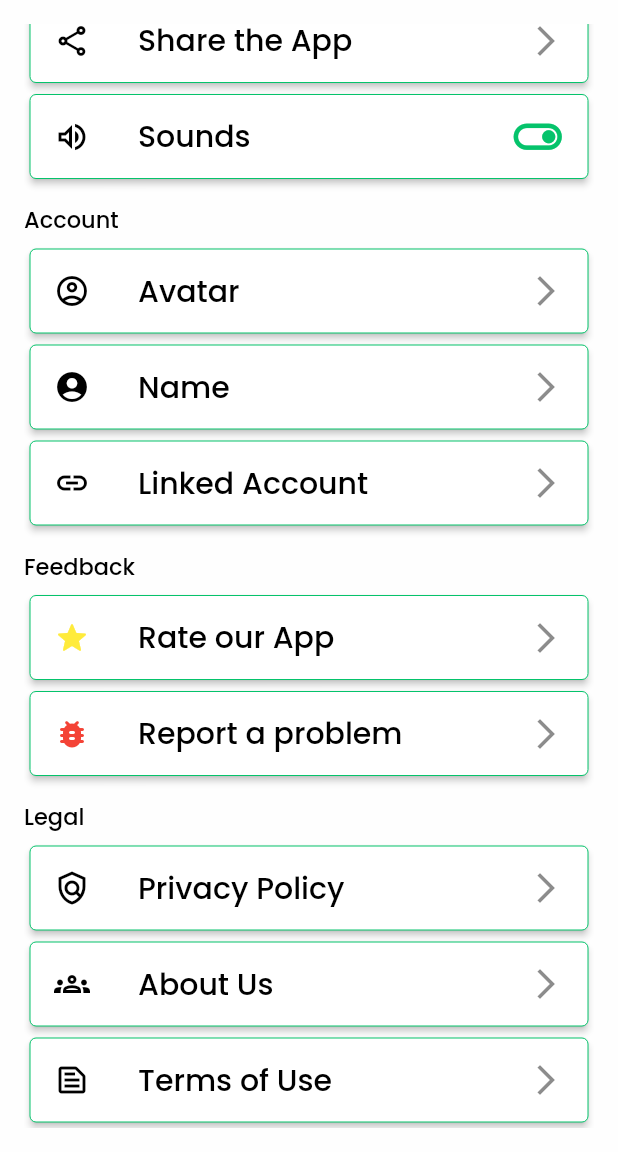
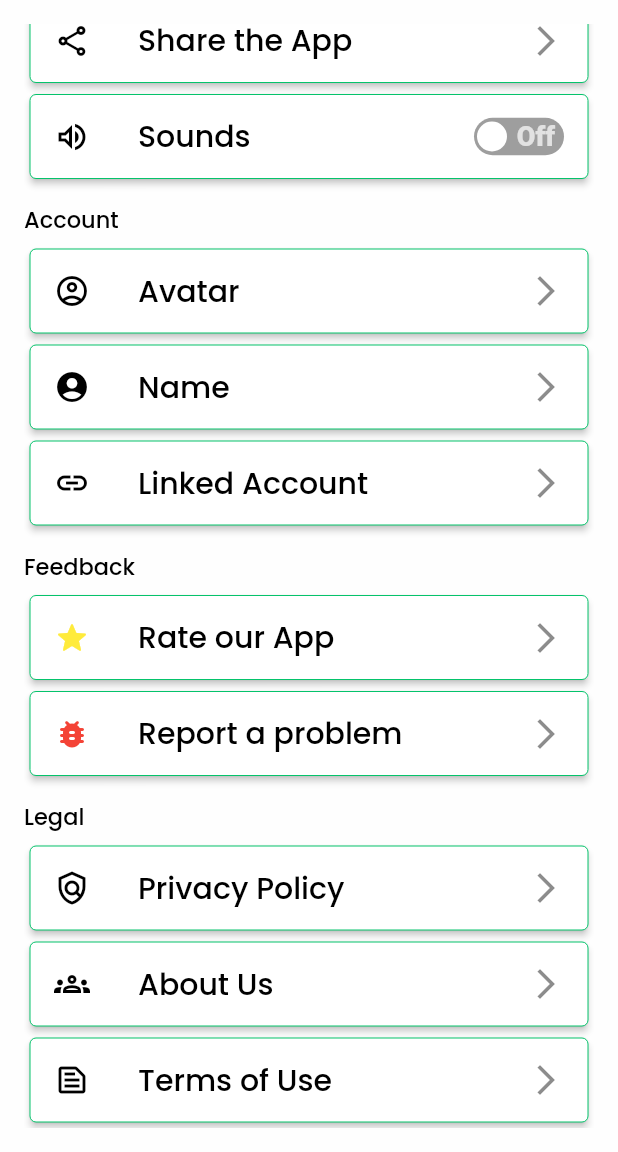
Before and after one commit to jelloalmoite/investor-quiz-app, a Flutter app: the SettingsPage screen opened directly, scrolled down 48 dp, after a tap on "Sounds", on a phone screen of 412 x 824 dp, the part 84-1236 px from its top. Run offline on Flutter 3.47's test engine with Material 2 defaults, Android fonts, the light colour scheme and no system bars; drawn by our look-alikes of flutter_switch; our stand-ins replace animated_splash_screen, auto_size_text, hive, hive_flutter, image_picker, page_transition and 5 more; missing offline and left inert: launch_review, syncfusion_flutter_pdf; accounts and stored records are empty.

Commit message:
Toggle switch on sounds button at settings

```diff
--- a/lib/pages/settings.dart
+++ b/lib/pages/settings.dart
@@ -9,8 +9,10 @@ import 'package:image_picker/image_picker.dart';
 import 'package:path_provider/path_provider.dart';
 import 'package:path/path.dart';
 import 'package:investor_quizapp/pages/documents.dart';
+import 'package:flutter_switch/flutter_switch.dart';
 
 var documents = Documents();
+bool status = true;
 
 class SettingsPage extends StatefulWidget {
   const SettingsPage({Key? key}) : super(key: key);
@@ -94,6 +96,36 @@ class _SettingsPageState extends State<SettingsPage> {
         color: Colors.black,
         fontFamily: 'Poppins-Medium',
         fontWeight: FontWeight.w500,
+      ),
+    );
+  }
+
+  Widget toggleSwitch() {
+    return SizedBox(
+      width: 60,
+      height: 25,
+      child: FlutterSwitch(
+        width: 60.0,
+        height: 25.0,
+        valueFontSize: 18.0,
+        toggleSize: 20.0,
+        value: status,
+        borderRadius: 30.0,
+        padding: 2.0,
+        activeColor: const Color.fromRGBO(81, 231, 168, 1),
+        showOnOff: true,
+        onToggle: (val) {
+          if (status == true) {
+            status = false;
+            print(status);
+          } else if (status == false) {
+            status = true;
+            print(status);
+          }
+          setState(() {
+            status = val;
+          });
+        },
       ),
     );
   }
@@ -184,12 +216,16 @@ class _SettingsPageState extends State<SettingsPage> {
                       fontWeight: FontWeight.w500,
                     ),
                   ),
-                  trailing: const Icon(
-                    Icons.toggle_on_outlined,
-                    color: Color.fromRGBO(5, 195, 107, 50),
-                    size: 35,
-                  ),
-                  onTap: () => {},
+                  trailing: toggleSwitch(),
+                  onTap: () => {
+                    if (status == true)
+                      {status = false, print(status)}
+                    else if (status == false)
+                      {status = true, print(status)},
+                    setState(() {
+                      status = status;
+                    })
+                  },
                 ),
               ),
               const SizedBox(height: 12.0),
--- a/pubspec.yaml
+++ b/pubspec.yaml
@@ -45,6 +45,7 @@ dependencies:
   # Para sa PDF Reader (pero ndi nagamit)
   syncfusion_flutter_pdf: ^19.4.56-beta
   image_picker: ^0.8.5+3
+  flutter_switch: ^0.3.2
 
 
   # The following adds the Cupertino Icons font to your application.
```
Also changed, not shown: pubspec.lock.
